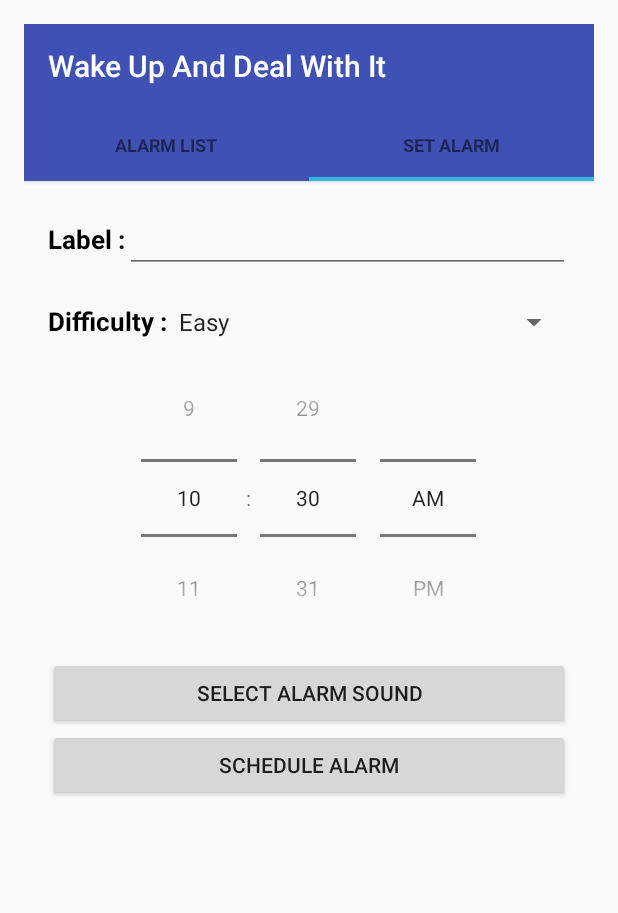
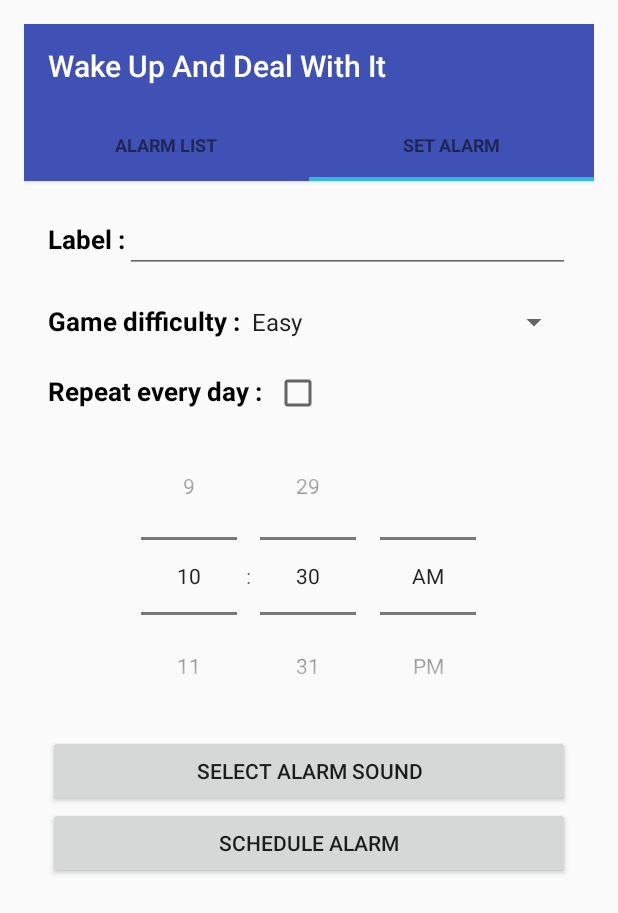
Before and after one commit to patsimd/WakeUpAndDealWithIt, an Android app: the screen it shows after launch (MainActivity), after a tap on "SET ALARM", on a phone screen of 412 x 824 dp. Shown: the top 913 px of the screen. Run offline under Robolectric (Android 15) with nearby library versions, the phone set to English and light mode, and no system bars.

Commit message:
repeter alarme

```diff
--- a/app/src/main/java/al/demo/alarmmanagerdemo/fragment/setAlarmFragment.java
+++ b/app/src/main/java/al/demo/alarmmanagerdemo/fragment/setAlarmFragment.java
@@ -12,6 +12,7 @@ import android.os.Bundle;
 import android.view.LayoutInflater;
 import android.view.View;
 import android.view.ViewGroup;
+import android.widget.CheckBox;
 import android.widget.Spinner;
 import android.widget.TextView;
 import android.widget.TimePicker;
@@ -41,6 +42,7 @@ public class setAlarmFragment extends Fragment{
     private TextView alarmStatusTextView;
     private TextView alarmNameTextView;
     private Spinner spinnerDifficulty;
+    private CheckBox repeatCheckBox;
     private int s_hour;
     private int s_minute;
     private Calendar selectedTime;
@@ -63,6 +65,7 @@ public class setAlarmFragment extends Fragment{
         alarmStatusTextView = (TextView) view.findViewById(R.id.status_text_view);
         alarmNameTextView = (TextView)view.findViewById(R.id.alarmName);
         spinnerDifficulty = (Spinner)view.findViewById(R.id.alarmDifficultySpinner);
+        repeatCheckBox = (CheckBox)view.findViewById(R.id.alarmRepeatCheckBox);
 
         view.findViewById(R.id.schedule_notification_button).setOnClickListener(new View.OnClickListener() {
             @Override
@@ -85,7 +88,7 @@ public class setAlarmFragment extends Fragment{
                         selectedTime.add(Calendar.DAY_OF_MONTH, 1);
                 }
 
-                long id = MainActivity.dbHelper.addAlarm(alarmLabel,selectedTime.getTime().getHours(),selectedTime.getTime().getMinutes(),true,spinnerDifficulty.getSelectedItem().toString(),true,alarmMusic.toString());
+                long id = MainActivity.dbHelper.addAlarm(alarmLabel,selectedTime.getTime().getHours(),selectedTime.getTime().getMinutes(),true,spinnerDifficulty.getSelectedItem().toString(),repeatCheckBox.isChecked(),alarmMusic.toString());
 
                 notificationIntent.putExtra("alarmID",(int)id);
 
--- a/app/src/main/res/layout/set_alarm.xml
+++ b/app/src/main/res/layout/set_alarm.xml
@@ -47,13 +47,34 @@
             android:textStyle="bold"
             android:textSize="17sp"
             android:textColor="@android:color/black"
-            android:text="Difficulty :" />
+            android:text="Game difficulty :" />
 
         <Spinner
             android:id="@+id/alarmDifficultySpinner"
             android:layout_width="match_parent"
             android:layout_height="wrap_content"
             android:entries="@array/difficulties_array" />
+    </LinearLayout>
+
+    <LinearLayout
+        android:layout_width="match_parent"
+        android:layout_height="wrap_content"
+        android:orientation="horizontal"
+        android:paddingTop="20dp">
+
+        <TextView
+            android:id="@+id/alarmLabeLRepeat"
+            android:layout_width="wrap_content"
+            android:layout_height="wrap_content"
+            android:textStyle="bold"
+            android:textSize="17sp"
+            android:textColor="@android:color/black"
+            android:text="Repeat every day :  " />
+
+        <CheckBox
+            android:id="@+id/alarmRepeatCheckBox"
+            android:layout_width="match_parent"
+            android:layout_height="wrap_content"/>
     </LinearLayout>
 
 
```
Also changed, not shown: app/src/main/java/al/demo/alarmmanagerdemo/DatabaseHelper.java (+10 -0 lines), app/src/main/java/al/demo/alarmmanagerdemo/NotificationPublisher.java (+58 -3 lines), app/src/main/java/al/demo/alarmmanagerdemo/fragment/listAlarmFragment.java (+16 -0 lines).
